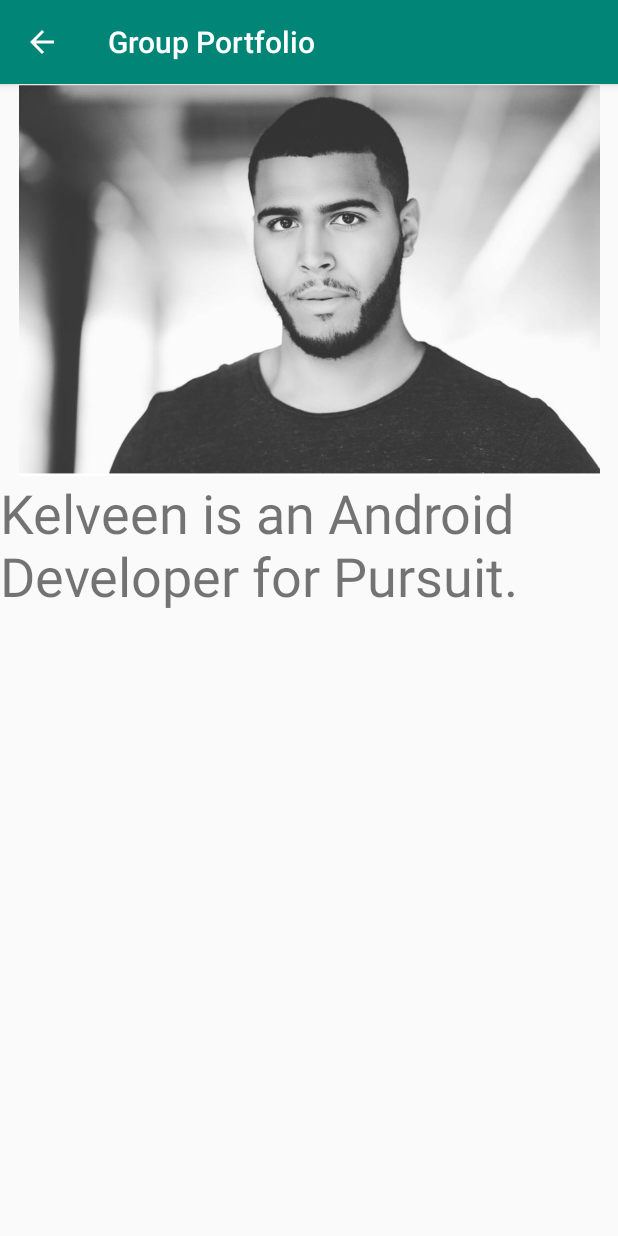
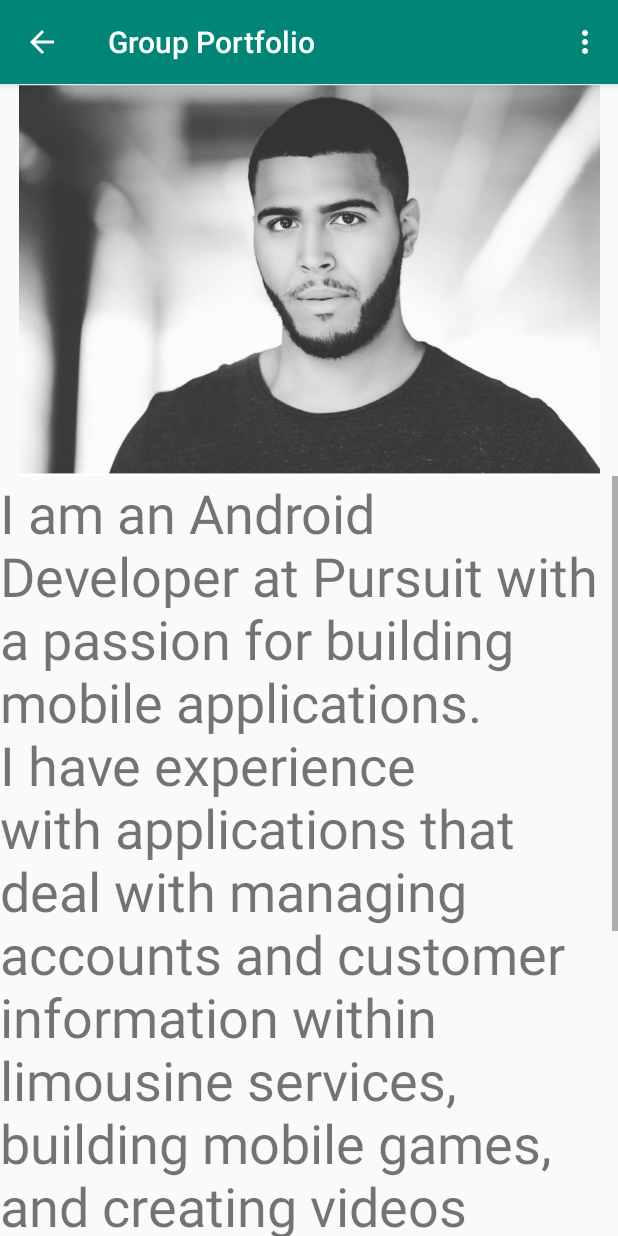
Before and after one commit to kelveenfabian/Group_portfolio, an Android app: the veenPortfolio screen opened directly, with no data from a screen before it, on a phone screen of 412 x 824 dp. Run offline under Robolectric (Android 15) with nearby library versions, the phone set to English and light mode, and no system bars.

Commit message:
Created ScrollView, menu option bar(git links and up button override)

```diff
--- a/app/src/main/res/layout/activity_evelyn.xml
+++ b/app/src/main/res/layout/activity_evelyn.xml
@@ -12,6 +12,7 @@
         android:layout_height="wrap_content"
         android:layout_marginTop="8dp"
         android:layout_marginBottom="8dp"
+        android:src="@drawable/evelyn"
         android:contentDescription="@string/evelyn_photo_description"
         app:layout_constraintBottom_toTopOf="@id/scrollView"
         app:layout_constraintEnd_toEndOf="parent"
--- a/app/src/main/res/layout/veen_activity.xml
+++ b/app/src/main/res/layout/veen_activity.xml
@@ -15,14 +15,22 @@
         app:layout_constraintTop_toTopOf="parent"
         app:srcCompat="@drawable/image2" />
 
-    <TextView
-        android:id="@+id/textView2"
+    <ScrollView
         android:layout_width="0dp"
         android:layout_height="0dp"
-        android:text="@string/kelveen_bio"
-        android:textSize="36sp"
         app:layout_constraintBottom_toBottomOf="parent"
         app:layout_constraintEnd_toEndOf="parent"
         app:layout_constraintStart_toStartOf="parent"
-        app:layout_constraintTop_toBottomOf="@+id/kelveen_image" />
+        app:layout_constraintTop_toBottomOf="@+id/kelveen_image">
+
+        <TextView
+            android:id="@+id/textView2"
+            android:layout_width="match_parent"
+            android:layout_height="wrap_content"
+            android:text="@string/kelveen_bio"
+            android:textSize="36sp" />
+
+    </ScrollView>
+
+
 </android.support.constraint.ConstraintLayout>
--- /dev/null
+++ b/app/src/main/res/menu/github_links_veen.xml
@@ -0,0 +1,13 @@
+<?xml version="1.0" encoding="utf-8"?>
+<menu xmlns:app="http://schemas.android.com/apk/res-auto"
+    xmlns:android="http://schemas.android.com/apk/res/android">
+
+    <item
+        android:id="@+id/textBased"
+        android:title="Text Based Game"></item>
+    <item android:id="@+id/bankteller"
+        android:title="Bank Teller"></item>
+    <item android:id="@+id/storyApp"
+        android:title="Story App"></item>
+
+</menu>
--- a/app/src/main/res/values/strings.xml
+++ b/app/src/main/res/values/strings.xml
@@ -5,7 +5,12 @@
     <string name="name_john">John</string>
     <string name="name_kelveen">Kelveen</string>
     <string name="name_evelyn">Evelyn</string>
-    <string name="kelveen_bio">Kelveen is an Android Developer for Pursuit.</string>
+    <string name="kelveen_bio">
+        I am an Android Developer at Pursuit with a passion for building mobile applications.
+        I have experience with applications that deal with managing accounts and customer information within limousine services,
+        building mobile games, and creating videos within technologies such as Adobe Premiere.
+        I\'m currently looking for opportunities that will allow me to continue building my skill set
+        in either mobile applications or the gaming sector.</string>
     <string name="evelyn_bio">Evelyn Lucas is an Android Fellow at Pursuit. She was born and raised in Queens</string>
     <string name="link_one">Project 1</string>
     <string name="link_two">Project 2</string>
```
Also changed, not shown: app/src/main/java/org/pursuit/Group_portfolio_HW_TEAM_THE_TRIPLE_THREAT/veenPortfolio.java (+41 -0 lines), app/src/main/res/menu/github_links.xml (+4 -3 lines).
